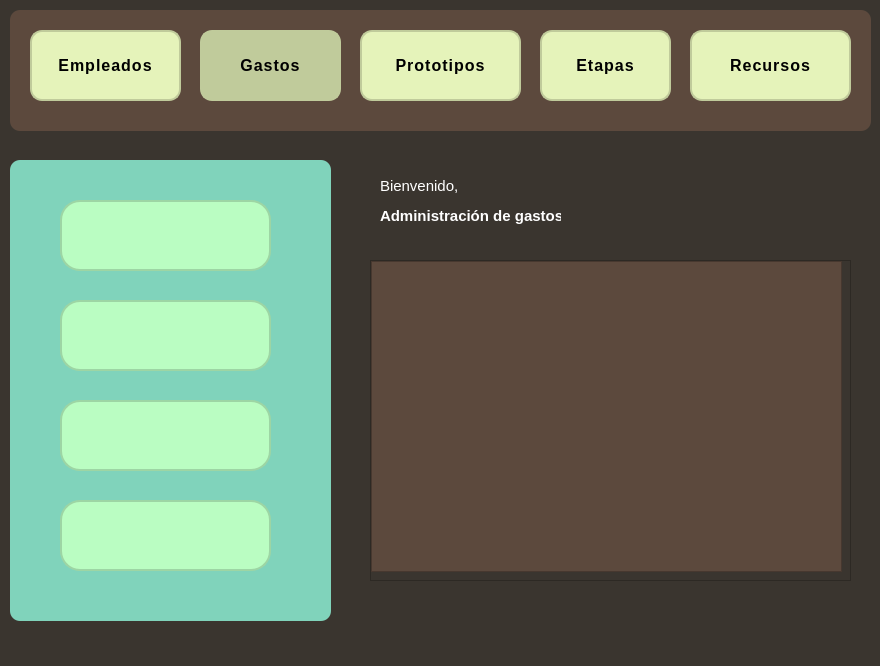
Old version of the form V_G.ui in the repository julinavas14/trabajo_programacion_sql.
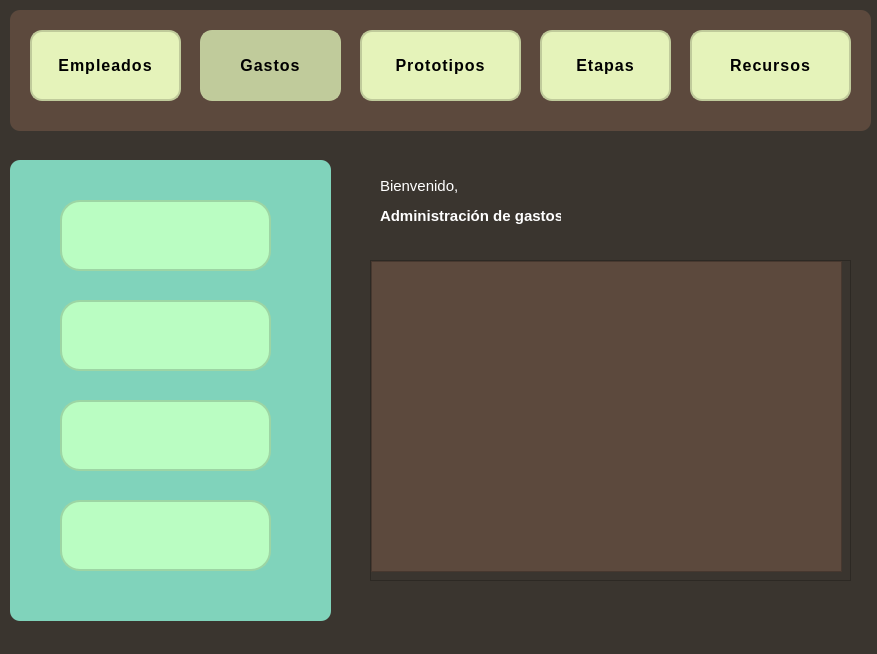
New version of the form. Icons and pictures are not drawn.

```diff
--- a/V_G.ui
+++ b/V_G.ui
@@ -6,8 +6,8 @@
    <rect>
     <x>0</x>
     <y>0</y>
-    <width>880</width>
-    <height>666</height>
+    <width>877</width>
+    <height>654</height>
    </rect>
   </property>
   <property name="windowTitle">
```
